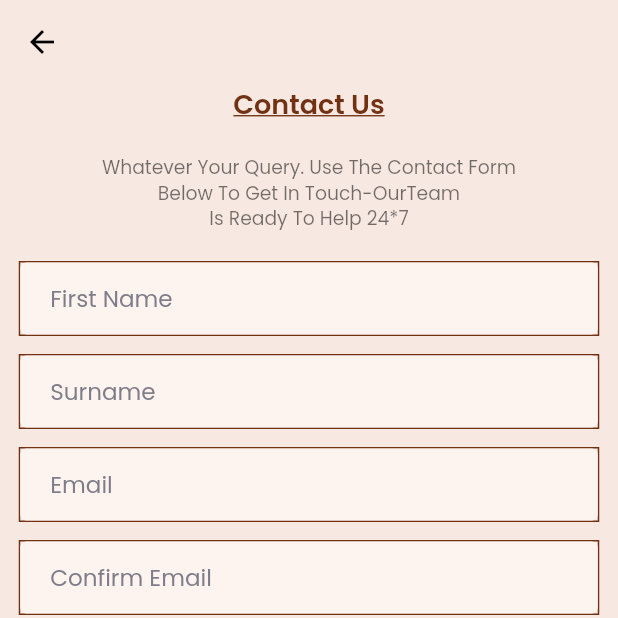
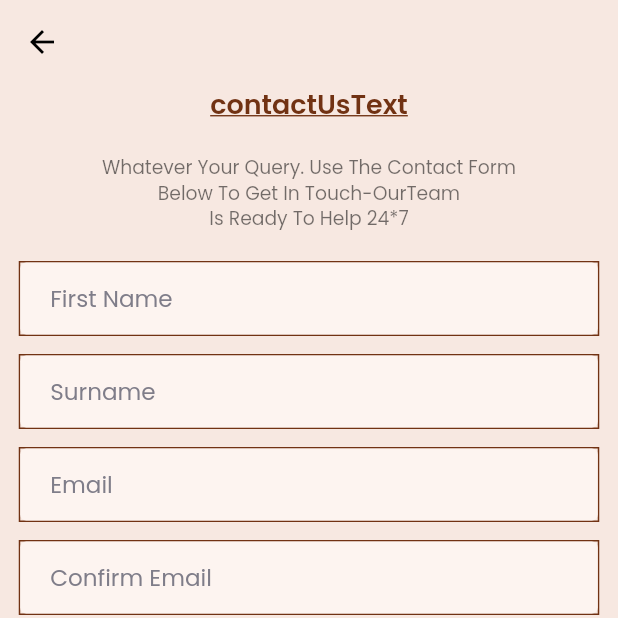
Before and after one commit to amaugarci/sololuxuryflutter, a Flutter app: the ContactUsScreen screen opened by its route, on a phone screen of 412 x 824 dp, the top half of it. Run offline on Flutter 3.47's test engine with Material 2 defaults, Android fonts, the phone set to English and light mode, and no system bars; our stand-ins replace awesome_dialog, cached_network_image, carousel_slider, connectivity_plus, datetime_picker_formfield, dio and 8 more; missing offline and left inert: connectivity_plus_web, dio_http_cache, livechatt, shared_preferences_web, wakelock_web; accounts and stored records are empty; network calls fail; project files that could hold a hidden picture were left out.

Commit message:
15297_commit

```diff
--- a/lib/app/screens/contact_us/contact_us_screen.dart
+++ b/lib/app/screens/contact_us/contact_us_screen.dart
@@ -32,7 +32,7 @@ class ContactUsScreen extends GetView<ContactUsController> {
               child: Column(
                 children: [
                   const Text(
-                    'Contact Us',
+                    LanguageConstant.contactUsText,
                     style: TextStyle(
                       color: appColor,
                       decoration: TextDecoration.underline,
```
